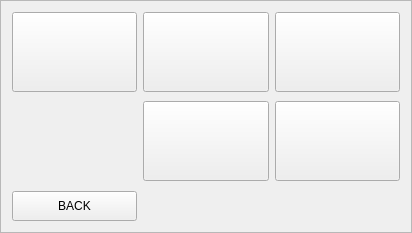
Before: the Qt Designer form Pilocik/optionswindow.ui in dotevo/Pilocik, drawn with Qt 5.
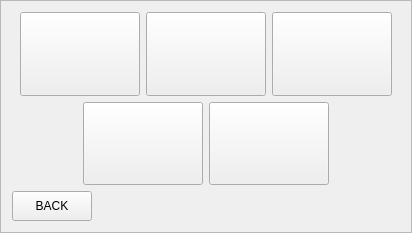
After: the same form once the commit is applied. Icons and pictures are not drawn.

What changed in the file:
```diff
--- a/Pilocik/optionswindow.ui
+++ b/Pilocik/optionswindow.ui
@@ -19,12 +19,36 @@
   <property name="frameShadow">
    <enum>QFrame::Raised</enum>
   </property>
-  <layout class="QGridLayout" name="gridLayout">
-   <item row="0" column="1">
+  <layout class="QVBoxLayout" name="verticalLayout">
+   <item>
+    <layout class="QHBoxLayout" name="horizontalLayout_2">
+     <item>
+      <spacer name="horizontalSpacer_2">
+       <property name="orientation">
+        <enum>Qt::Horizontal</enum>
+       </property>
+       <property name="sizeType">
+        <enum>QSizePolicy::Maximum</enum>
+       </property>
+       <property name="sizeHint" stdset="0">
+        <size>
+         <width>40</width>
+         <height>20</height>
+        </size>
+       </property>
+      </spacer>
+     </item>
+     <item>
     <widget class="QPushButton" name="mapButton">
+       <property name="sizePolicy">
+        <sizepolicy hsizetype="Expanding" vsizetype="Expanding">
+         <horstretch>0</horstretch>
+         <verstretch>0</verstretch>
+        </sizepolicy>
+       </property>
      <property name="minimumSize">
       <size>
-       <width>0</width>
+         <width>120</width>
        <height>80</height>
       </size>
      </property>
@@ -43,11 +67,17 @@
      </property>
     </widget>
    </item>
-   <item row="0" column="2">
+     <item>
     <widget class="QPushButton" name="GPSButton">
+       <property name="sizePolicy">
+        <sizepolicy hsizetype="Expanding" vsizetype="Expanding">
+         <horstretch>0</horstretch>
+         <verstretch>0</verstretch>
+        </sizepolicy>
+       </property>
      <property name="minimumSize">
       <size>
-       <width>0</width>
+         <width>120</width>
        <height>80</height>
       </size>
      </property>
@@ -66,37 +96,79 @@
      </property>
     </widget>
    </item>
-   <item row="1" column="1">
-    <spacer name="verticalSpacer">
-     <property name="orientation">
-      <enum>Qt::Vertical</enum>
-     </property>
-     <property name="sizeHint" stdset="0">
-      <size>
-       <width>20</width>
-       <height>40</height>
-      </size>
-     </property>
-    </spacer>
-   </item>
-   <item row="2" column="1">
-    <widget class="QPushButton" name="backButton">
+     <item>
+      <widget class="QPushButton" name="pluginsButton">
+       <property name="sizePolicy">
+        <sizepolicy hsizetype="Expanding" vsizetype="Expanding">
+         <horstretch>0</horstretch>
+         <verstretch>0</verstretch>
+        </sizepolicy>
+       </property>
      <property name="minimumSize">
       <size>
-       <width>0</width>
-       <height>30</height>
+         <width>120</width>
+         <height>80</height>
       </size>
      </property>
      <property name="text">
-      <string>BACK</string>
+        <string/>
+       </property>
+       <property name="icon">
+        <iconset resource="icons.qrc">
+         <normaloff>:/gif/images/icons/64x64/plugins_ico.gif</normaloff>:/gif/images/icons/64x64/plugins_ico.gif</iconset>
+       </property>
+       <property name="iconSize">
+        <size>
+         <width>64</width>
+         <height>64</height>
+        </size>
      </property>
     </widget>
    </item>
-   <item row="0" column="3">
+     <item>
+      <spacer name="horizontalSpacer_3">
+       <property name="orientation">
+        <enum>Qt::Horizontal</enum>
+       </property>
+       <property name="sizeType">
+        <enum>QSizePolicy::Maximum</enum>
+       </property>
+       <property name="sizeHint" stdset="0">
+        <size>
+         <width>40</width>
+         <height>20</height>
+        </size>
+       </property>
+      </spacer>
+     </item>
+    </layout>
+   </item>
+   <item>
+    <layout class="QHBoxLayout" name="horizontalLayout">
+     <item>
+      <spacer name="horizontalSpacer">
+       <property name="orientation">
+        <enum>Qt::Horizontal</enum>
+       </property>
+       <property name="sizeHint" stdset="0">
+        <size>
+         <width>40</width>
+         <height>20</height>
+        </size>
+       </property>
+      </spacer>
+     </item>
+     <item>
     <widget class="QPushButton" name="userButton">
+       <property name="sizePolicy">
+        <sizepolicy hsizetype="Expanding" vsizetype="Expanding">
+         <horstretch>0</horstretch>
+         <verstretch>0</verstretch>
+        </sizepolicy>
+       </property>
      <property name="minimumSize">
       <size>
-       <width>0</width>
+         <width>120</width>
        <height>80</height>
       </size>
      </property>
@@ -115,11 +187,17 @@
      </property>
     </widget>
    </item>
-   <item row="1" column="2">
+     <item>
     <widget class="QPushButton" name="creditsButton">
+       <property name="sizePolicy">
+        <sizepolicy hsizetype="Expanding" vsizetype="Expanding">
+         <horstretch>0</horstretch>
+         <verstretch>0</verstretch>
+        </sizepolicy>
+       </property>
      <property name="minimumSize">
       <size>
-       <width>0</width>
+         <width>120</width>
        <height>80</height>
       </size>
      </property>
@@ -147,28 +225,50 @@
      </property>
     </widget>
    </item>
-   <item row="1" column="3">
-    <widget class="QPushButton" name="pluginsButton">
+     <item>
+      <spacer name="horizontalSpacer_4">
+       <property name="orientation">
+        <enum>Qt::Horizontal</enum>
+       </property>
+       <property name="sizeHint" stdset="0">
+        <size>
+         <width>40</width>
+         <height>20</height>
+        </size>
+       </property>
+      </spacer>
+     </item>
+    </layout>
+   </item>
+   <item>
+    <layout class="QHBoxLayout" name="horizontalLayout_3">
+     <item>
+      <widget class="QPushButton" name="backButton">
      <property name="minimumSize">
       <size>
        <width>0</width>
-       <height>80</height>
+         <height>30</height>
       </size>
      </property>
      <property name="text">
-      <string/>
-     </property>
-     <property name="icon">
-      <iconset resource="icons.qrc">
-       <normaloff>:/gif/images/icons/64x64/lock_closed_ico.gif</normaloff>:/gif/images/icons/64x64/lock_closed_ico.gif</iconset>
-     </property>
-     <property name="iconSize">
-      <size>
-       <width>64</width>
-       <height>64</height>
-      </size>
-     </property>
-    </widget>
+        <string>BACK</string>
+       </property>
+      </widget>
+     </item>
+     <item>
+      <spacer name="horizontalSpacer_5">
+       <property name="orientation">
+        <enum>Qt::Horizontal</enum>
+       </property>
+       <property name="sizeHint" stdset="0">
+        <size>
+         <width>40</width>
+         <height>20</height>
+        </size>
+       </property>
+      </spacer>
+     </item>
+    </layout>
    </item>
   </layout>
  </widget>
```
Lines whose indentation alone changed are shown as unchanged.
